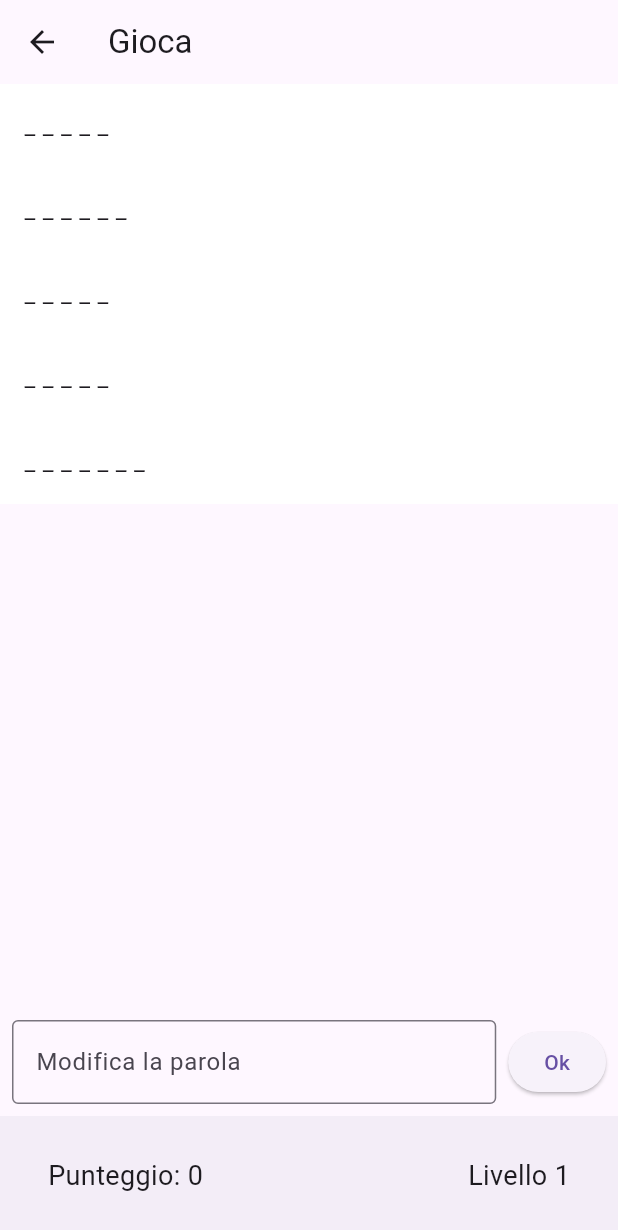
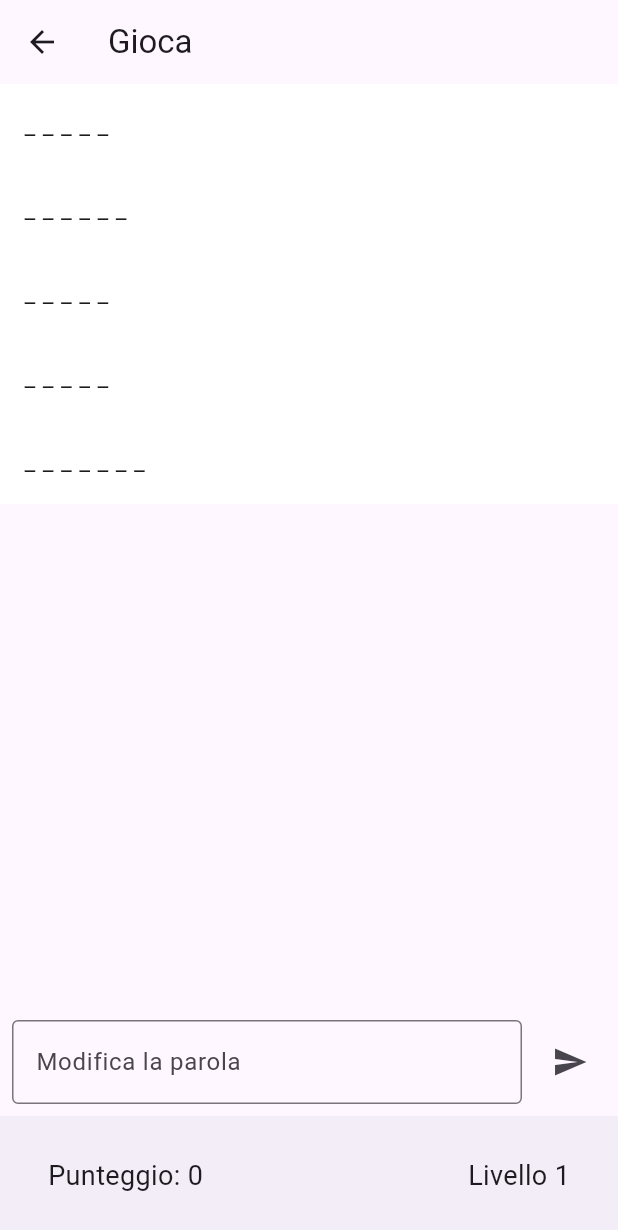
Before and after one commit to lucar91/Parolando, a Flutter app: the ListaPage screen opened by its route, on a phone screen of 412 x 824 dp. Shown: the top 1230 px of the screen. Run offline on Flutter 3.47's test engine with Material 3 defaults, Android fonts, the phone set to English and light mode, and no system bars.

Commit message:
Show sent button instead of ok button and added onSubbitted opion to enable enter button

```diff
--- a/lib/main.dart
+++ b/lib/main.dart
@@ -170,6 +170,9 @@ class _ListaPageState extends State<ListaPage> {
                   Expanded(
                     child: TextField(
                       controller: _textEditingController,
+                      onSubmitted: (value) {
+                        _checkWord(selectedIndex, replacement: value);
+                      },
                       decoration: InputDecoration(
                         hintText: selectedIndex != null
                             ? '${items[selectedIndex!].length / 2} letters'
@@ -179,12 +182,12 @@ class _ListaPageState extends State<ListaPage> {
                     ),
                   ),
                   SizedBox(width: 8),
-                  ElevatedButton(
+                  IconButton(
+                    icon: Icon(Icons.send),
                     onPressed: () {
                       _checkWord(selectedIndex,
                           replacement: _textEditingController.text);
                     },
-                    child: Text('Ok'),
                   ),
                 ],
               ),
```
